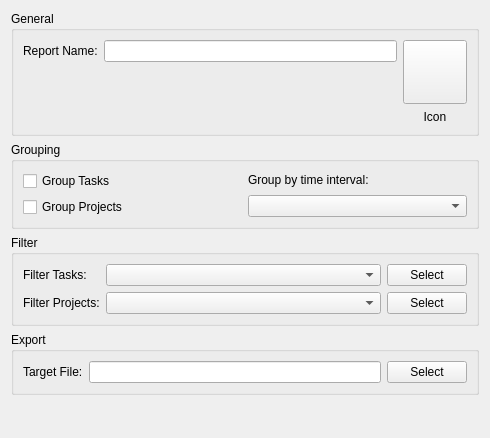
Qt form src/dontpanik/kpart/core/ui/editreporttypedialog.ui (frankHa/dontpanic) before a commit.
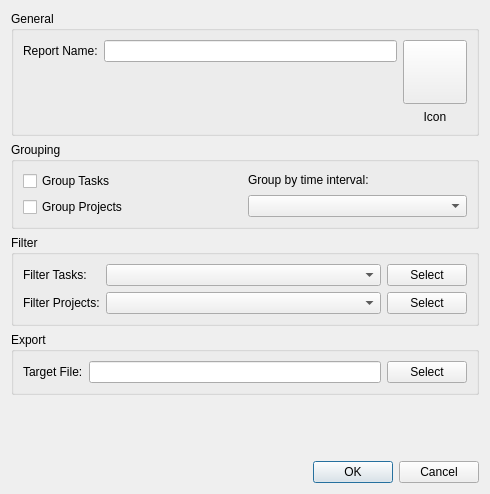
The same form after that commit. Custom widgets are drawn as their Qt base class.

```diff
--- a/src/dontpanik/kpart/core/ui/editreporttypedialog.ui
+++ b/src/dontpanik/kpart/core/ui/editreporttypedialog.ui
@@ -1,13 +1,13 @@
 <?xml version="1.0" encoding="UTF-8"?>
 <ui version="4.0">
  <class>EditReportTypeDialog</class>
- <widget class="QWidget" name="EditReportTypeDialog">
+ <widget class="QDialog" name="EditReportTypeDialog">
   <property name="geometry">
    <rect>
     <x>0</x>
     <y>0</y>
     <width>490</width>
-    <height>438</height>
+    <height>494</height>
    </rect>
   </property>
   <property name="windowTitle">
@@ -238,6 +238,13 @@
      </property>
     </spacer>
    </item>
+   <item>
+    <widget class="QDialogButtonBox" name="buttons">
+     <property name="standardButtons">
+      <set>QDialogButtonBox::Cancel|QDialogButtonBox::Ok</set>
+     </property>
+    </widget>
+   </item>
   </layout>
  </widget>
  <customwidgets>
```
Left out of the diff: 4 changed lines with no effect on the pictures.
